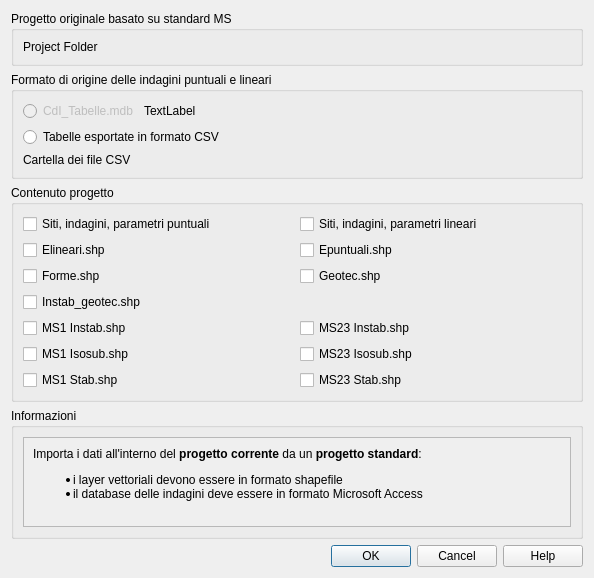
First picture: the form in mzs_tools/gui/dlg_import_data.ui, repository CNR-IGAG/mzs-tools, before the edit.
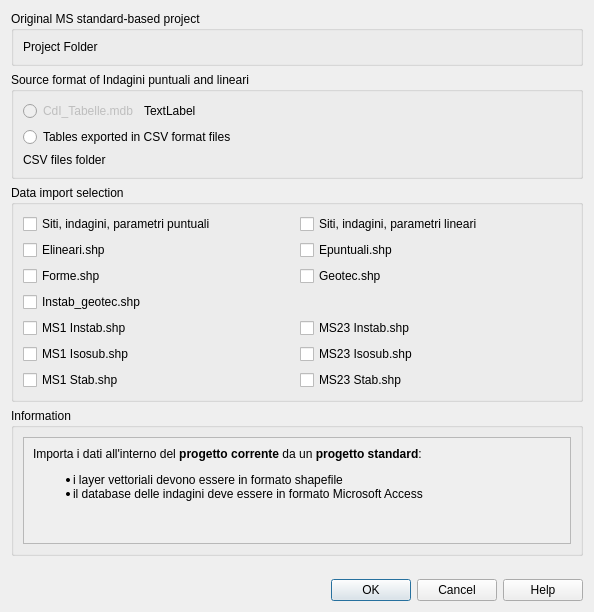
Second picture: the form after the edit. Custom widgets are drawn as their Qt base class.

Commit message: import almost done

Diff of the .ui file:
```diff
--- a/mzs_tools/gui/dlg_import_data.ui
+++ b/mzs_tools/gui/dlg_import_data.ui
@@ -7,7 +7,7 @@
     <x>0</x>
     <y>0</y>
     <width>594</width>
-    <height>578</height>
+    <height>612</height>
    </rect>
   </property>
   <property name="windowTitle">
@@ -17,7 +17,7 @@
    <item>
     <widget class="QGroupBox" name="groupBox">
      <property name="title">
-      <string>Progetto originale basato su standard MS</string>
+      <string>Original MS standard-based project</string>
      </property>
      <layout class="QFormLayout" name="formLayout">
       <item row="0" column="0">
@@ -40,7 +40,7 @@
    <item>
     <widget class="QGroupBox" name="groupBox_3">
      <property name="title">
-      <string>Formato di origine delle indagini puntuali e lineari</string>
+      <string>Source format of Indagini puntuali and lineari</string>
      </property>
      <layout class="QVBoxLayout" name="verticalLayout_6">
       <item>
@@ -80,7 +80,7 @@
       <item>
        <widget class="QRadioButton" name="radio_button_csv">
         <property name="text">
-         <string>Tabelle esportate in formato CSV</string>
+         <string>Tables exported in CSV format files</string>
         </property>
        </widget>
       </item>
@@ -89,7 +89,7 @@
         <item>
          <widget class="QLabel" name="label_3">
           <property name="text">
-           <string>Cartella dei file CSV</string>
+           <string>CSV files folder</string>
           </property>
          </widget>
         </item>
@@ -111,7 +111,7 @@
    <item>
     <widget class="QGroupBox" name="group_box_content">
      <property name="title">
-      <string>Contenuto progetto</string>
+      <string>Data import selection</string>
      </property>
      <layout class="QGridLayout" name="gridLayout">
       <item row="1" column="0">
@@ -211,7 +211,7 @@
    <item>
     <widget class="QgsCollapsibleGroupBox" name="mGroupBox">
      <property name="title">
-      <string>Informazioni</string>
+      <string>Information</string>
      </property>
      <property name="collapsed">
       <bool>true</bool>
@@ -228,7 +228,7 @@
            <x>0</x>
            <y>0</y>
            <width>556</width>
-           <height>97</height>
+           <height>93</height>
           </rect>
          </property>
          <layout class="QVBoxLayout" name="verticalLayout_2">
```
The commit also changes 13 other files.
